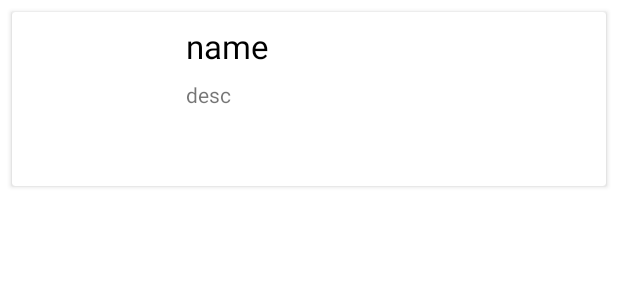
After one commit to mena-rizkalla/Mealz, an Android app: the layout category_item.xml on its own in the app's theme, with its tools: preview values and no code run, on a phone screen of 412 x 824 dp. The commit adds this screen. Shown: the top 300 px of the screen. Run offline under Robolectric (Android 15) with nearby library versions, the phone set to English and light mode, and no system bars.

Commit message:
main activity UI

```diff
--- a/app/src/main/res/layout/activity_main.xml
+++ b/app/src/main/res/layout/activity_main.xml
@@ -6,13 +6,16 @@
     android:layout_height="match_parent"
     tools:context=".MainActivity">
 
-    <TextView
-        android:layout_width="wrap_content"
-        android:layout_height="wrap_content"
-        android:text="Hello World!"
+    <androidx.recyclerview.widget.RecyclerView
+        android:id="@+id/category_rv"
+        android:layout_width="match_parent"
+        android:layout_height="match_parent"
         app:layout_constraintBottom_toBottomOf="parent"
-        app:layout_constraintEnd_toEndOf="parent"
-        app:layout_constraintStart_toStartOf="parent"
-        app:layout_constraintTop_toTopOf="parent" />
+        app:layout_constraintLeft_toLeftOf="parent"
+        app:layout_constraintRight_toRightOf="parent"
+        app:layout_constraintTop_toTopOf="parent"
+        app:layoutManager="androidx.recyclerview.widget.LinearLayoutManager"
+        tools:listitem="@layout/category_item"
+        />
 
 </androidx.constraintlayout.widget.ConstraintLayout>
--- /dev/null
+++ b/app/src/main/res/layout/category_item.xml
@@ -0,0 +1,47 @@
+<?xml version="1.0" encoding="utf-8"?>
+<androidx.cardview.widget.CardView xmlns:android="http://schemas.android.com/apk/res/android"
+    xmlns:app="http://schemas.android.com/apk/res-auto"
+    xmlns:tools="http://schemas.android.com/tools"
+    android:layout_width="match_parent"
+    android:layout_height="wrap_content"
+    android:layout_margin="8dp"
+    android:elevation="10dp">
+
+    <androidx.constraintlayout.widget.ConstraintLayout
+        android:id="@+id/layout"
+        android:layout_width="match_parent"
+        android:layout_height="wrap_content">
+
+        <ImageView
+            android:id="@+id/category_iv"
+            android:layout_width="100dp"
+            android:layout_height="100dp"
+            android:layout_margin="8dp"
+            app:layout_constraintBottom_toBottomOf="parent"
+            app:layout_constraintStart_toStartOf="parent"
+            app:layout_constraintTop_toTopOf="parent" />
+
+        <TextView
+            android:id="@+id/category_name_tv"
+            style="@style/TextAppearance.Material3.ActionBar.Title"
+            android:layout_width="wrap_content"
+            android:layout_height="wrap_content"
+            android:layout_margin="8dp"
+            app:layout_constraintStart_toEndOf="@id/category_iv"
+            app:layout_constraintTop_toTopOf="parent"
+            tools:text="name" />
+
+        <TextView
+            android:id="@+id/category_des_tv"
+            android:layout_width="0dp"
+            android:layout_height="wrap_content"
+            android:layout_margin="8dp"
+            android:maxLines="3"
+            app:layout_constraintEnd_toEndOf="parent"
+            app:layout_constraintHorizontal_bias="0.031"
+            app:layout_constraintStart_toEndOf="@id/category_iv"
+            app:layout_constraintTop_toBottomOf="@id/category_name_tv"
+            tools:text="desc" />
+    </androidx.constraintlayout.widget.ConstraintLayout>
+
+</androidx.cardview.widget.CardView>
```
